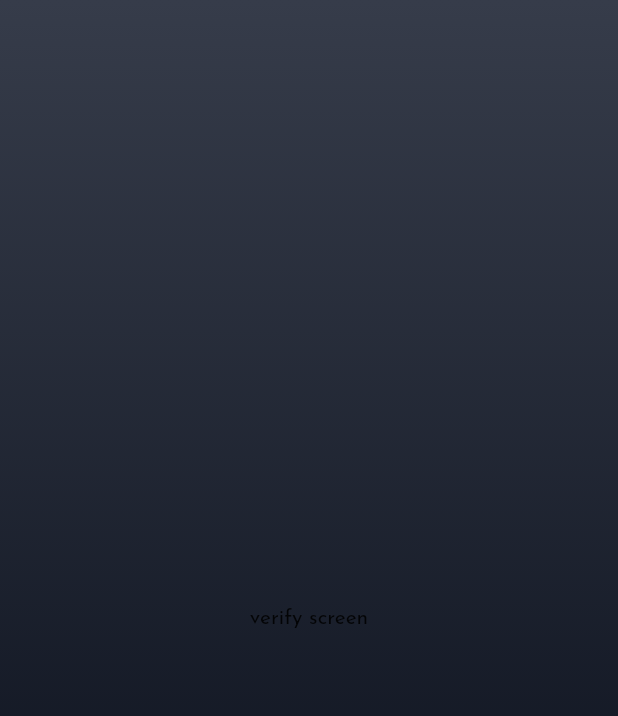
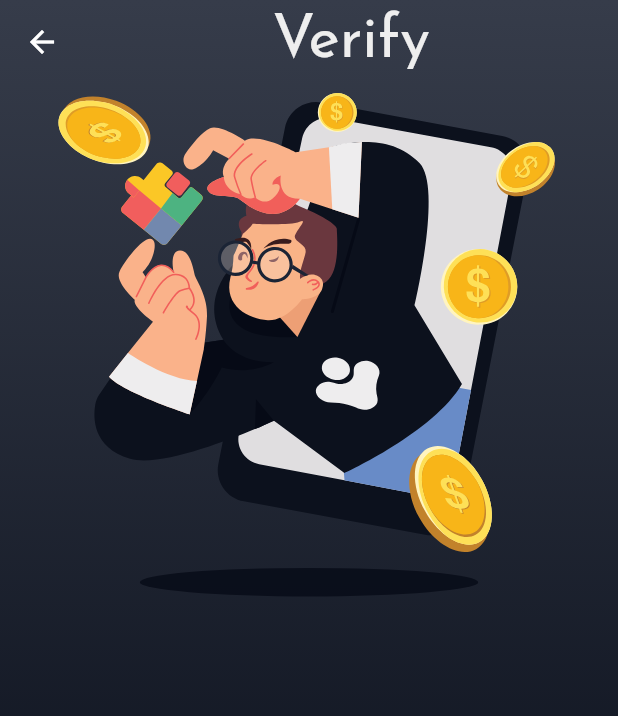
Before and after one commit to potent-101/portal, a Flutter app: the VerifyScreen screen opened directly, on a phone screen of 412 x 824 dp. Shown: the top 716 px of the screen. Run offline on Flutter 3.47's test engine with Material 2 defaults, Android fonts, the phone set to English and light mode, and no system bars; our stand-ins replace flutter_svg; missing offline and left inert: rive_splash_screen.

Commit message:
added svg

```diff
--- a/lib/routes/verify_screen.dart
+++ b/lib/routes/verify_screen.dart
@@ -1,21 +1,40 @@
 import 'package:flutter/material.dart';
+import 'package:flutter_svg/flutter_svg.dart';
+import 'package:pleasework/theme/constants.dart';
 
 import 'package:pleasework/widgets/scaffold_background.dart';
 
-class VerifyScreen extends StatelessWidget{
-
+class VerifyScreen extends StatelessWidget {
   const VerifyScreen({Key? key}) : super(key: key);
 
   @override
   Widget build(BuildContext context) {
-    return const MyScafBckGround(
+    return MyScafBckGround(
       scaffold: Scaffold(
-      backgroundColor: Colors.transparent,
-      body: Center(
-        child: Text('verify screen'),
-      ),
-    ),
+          appBar: AppBar(
+            elevation: 0,
+            backgroundColor: Colors.transparent,
+            // ignore: prefer_const_constructors
+            title: Center(
+              child: const Text(
+                'Verify',
+                style: TextStyle(
+                  fontSize: 40,
+                  color: onPrimaryColor,
+                ),
+              ),
+            ),
+          ),
+          backgroundColor: Colors.transparent,
+          body: Center(
+            child: Column(
+              crossAxisAlignment: CrossAxisAlignment.center,
+              children: [
+                SvgPicture.asset('assets/images/puzzlekid.svg'),
+                SvgPicture.asset('assets/images/kidshadow.svg'),
+              ],
+            ),
+          )),
     );
   }
-
 }
--- a/pubspec.yaml
+++ b/pubspec.yaml
@@ -37,6 +37,7 @@ dependencies:
   rive_splash_screen: ^0.1.0
   rive: ^0.8.4
   riverpod: ^1.0.3
+  flutter_svg: ^1.1.0
 
 dev_dependencies:
   flutter_test:
@@ -63,6 +64,10 @@ flutter:
   # To add assets to your application, add an assets section, like this:
   assets:
     - assets/rive/portal-logo.riv
+    - assets/images/puzzlekid.svg
+    - assets/images/kidshadow.svg
+    - assets/images/guycode.svg
+    - assets/images/guycodesvg.svg
 
 
   # An image asset can refer to one or more resolution-specific "variants", see
```
Also changed, not shown: lib/main.dart (+6 -8 lines), lib/routes/splash_screen.dart (+5 -11 lines), assets/images/guycode.svg (added), assets/images/guycodesvg.svg (added), assets/images/kidshadow.svg (added), assets/images/puzzlekid.svg (added), pubspec.lock.
